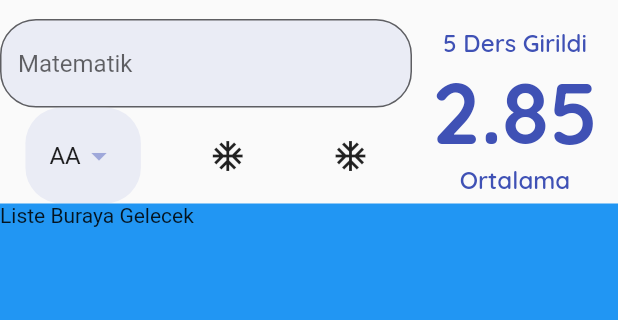
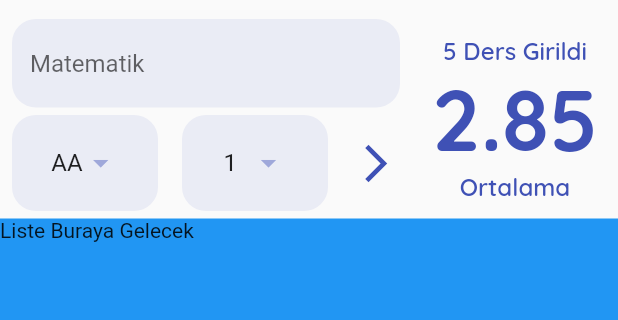
Before and after one commit to islamoktay/learning_process, a Flutter app: the screen it shows after launch, on a phone screen of 412 x 824 dp, the part 65-385 px from its top. Run offline on Flutter 3.47's test engine with Material 2 defaults, Android fonts, the light colour scheme and no system bars; our stand-ins replace email_validator, flutter_easyloading, google_fonts, palette_generator.

Commit message:
studied more

```diff
--- a/flutter/flutter_not_hesaplama_yeni/lib/constants/app_constants.dart
+++ b/flutter/flutter_not_hesaplama_yeni/lib/constants/app_constants.dart
@@ -12,7 +12,7 @@ class Sabitler {
     color: anaRenk,
   );
 
-  static BorderRadius borderGenel = BorderRadius.circular(24);
+  static BorderRadius borderGenel = BorderRadius.circular(16);
 
   static final TextStyle ortalamaGosterBodyStyle = GoogleFonts.quicksand(
     fontSize: 16,
@@ -26,8 +26,11 @@ class Sabitler {
     color: anaRenk,
   );
 
-  static final dropDownPadding = EdgeInsets.symmetric(
+  static final EdgeInsets dropDownPadding = EdgeInsets.symmetric(
     horizontal: 16,
     vertical: 8,
   );
+
+  static final EdgeInsets yatayPaddingSekiz =
+      EdgeInsets.symmetric(horizontal: 8);
 }
--- a/flutter/flutter_not_hesaplama_yeni/lib/helper/data_helper.dart
+++ b/flutter/flutter_not_hesaplama_yeni/lib/helper/data_helper.dart
@@ -44,8 +44,7 @@ class DataHelper {
   }
 
   static List<DropdownMenuItem<double>> tumKrediler() {
-    return List.generate(10, (index) => (index + 1))
-        .toList()
+    return _tumKrediler()
         .map((e) => DropdownMenuItem(
               child: Text(e.toString()),
               value: e.toDouble(),
--- a/flutter/flutter_not_hesaplama_yeni/lib/widgets/ortalama_hesapla_page.dart
+++ b/flutter/flutter_not_hesaplama_yeni/lib/widgets/ortalama_hesapla_page.dart
@@ -12,7 +12,8 @@ class OrtalamaHesapla extends StatefulWidget {
 
 class _OrtalamaHesaplaState extends State<OrtalamaHesapla> {
   GlobalKey<FormState> formKey = GlobalKey<FormState>();
-  double secilenDeger = 4;
+  double secilenHarfDegeri = 4;
+  double secilenKrediDegeri = 1;
 
   @override
   Widget build(BuildContext context) {
@@ -58,20 +59,38 @@ class _OrtalamaHesaplaState extends State<OrtalamaHesapla> {
       key: formKey,
       child: Column(
         children: [
-          _buildTextFormField(),
+          Padding(
+            padding: Sabitler.yatayPaddingSekiz,
+            child: _buildTextFormField(),
+          ),
+          SizedBox(
+            height: 5,
+          ),
           Row(
-            mainAxisAlignment: MainAxisAlignment.spaceAround,
+            mainAxisAlignment: MainAxisAlignment.spaceBetween,
             children: [
-              _buildHarfler(),
-              IconButton(
-                onPressed: () {},
-                icon: Icon(Icons.ac_unit),
+              Expanded(
+                child: Padding(
+                  padding: Sabitler.yatayPaddingSekiz,
+                  child: _buildHarfler(),
+                ),
+              ),
+              Expanded(
+                child: Padding(
+                  padding: Sabitler.yatayPaddingSekiz,
+                  child: _buildKrediler(),
+                ),
               ),
               IconButton(
                 onPressed: () {},
-                icon: Icon(Icons.ac_unit),
+                icon: Icon(Icons.arrow_forward_ios_sharp),
+                color: Sabitler.anaRenk,
+                iconSize: 30,
               ),
             ],
+          ),
+          SizedBox(
+            height: 5,
           ),
         ],
       ),
@@ -86,6 +105,7 @@ class _OrtalamaHesaplaState extends State<OrtalamaHesapla> {
         hintText: "Matematik",
         border: OutlineInputBorder(
           borderRadius: Sabitler.borderGenel,
+          borderSide: BorderSide.none,
         ),
       ),
     );
@@ -93,18 +113,19 @@ class _OrtalamaHesaplaState extends State<OrtalamaHesapla> {
 
   _buildHarfler() {
     return Container(
+      alignment: Alignment.center,
       padding: Sabitler.dropDownPadding,
       decoration: BoxDecoration(
         color: Sabitler.anaRenk.shade100.withOpacity(0.3),
         borderRadius: Sabitler.borderGenel,
       ),
       child: DropdownButton<double>(
-        value: secilenDeger,
+        value: secilenHarfDegeri,
         elevation: 16,
         iconEnabledColor: Sabitler.anaRenk.shade200,
         onChanged: (deger) {
           setState(() {
-            secilenDeger = deger!;
+            secilenHarfDegeri = deger!;
           });
         },
         underline: Container(),
@@ -112,4 +133,27 @@ class _OrtalamaHesaplaState extends State<OrtalamaHesapla> {
       ),
     );
   }
+
+  _buildKrediler() {
+    return Container(
+      alignment: Alignment.center,
+      padding: Sabitler.dropDownPadding,
+      decoration: BoxDecoration(
+        color: Sabitler.anaRenk.shade100.withOpacity(0.3),
+        borderRadius: Sabitler.borderGenel,
+      ),
+      child: DropdownButton<double>(
+        value: secilenKrediDegeri,
+        elevation: 16,
+        iconEnabledColor: Sabitler.anaRenk.shade200,
+        onChanged: (deger) {
+          setState(() {
+            secilenKrediDegeri = deger!;
+          });
+        },
+        underline: Container(),
+        items: DataHelper.tumKrediler(),
+      ),
+    );
+  }
 }
```
